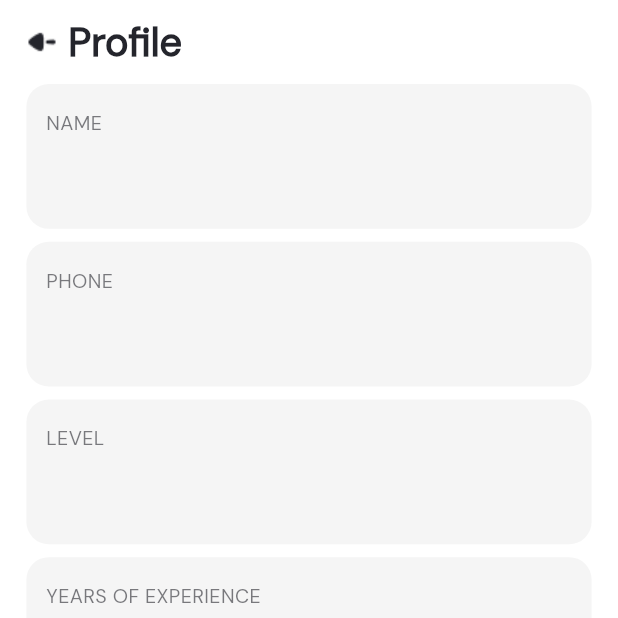
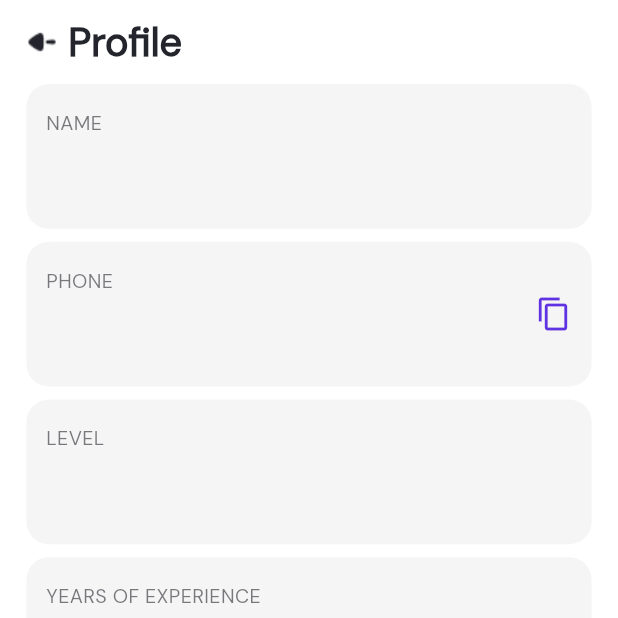
Before and after one commit to abdo2121nasser/todo_list_app, a Flutter app: the ProfileScreen screen opened directly, on a phone screen of 412 x 824 dp, the top half of it. Run offline on Flutter 3.47's test engine with Material 3 defaults, Android fonts, the phone set to English and light mode, and no system bars; our stand-ins replace bloc, device_preview, dio, flutter_bloc, flutter_screenutil, flutter_secure_storage and 3 more; accounts and stored records are empty; network calls fail.

Commit message:
finish profile screen

```diff
--- a/lib/cubits/profile_cubit/profile_cubit.dart
+++ b/lib/cubits/profile_cubit/profile_cubit.dart
@@ -33,7 +33,8 @@ class ProfileCubit extends Cubit<ProfileState> {
     String? token = await _getAccessToken();
     if (token == null) return;
     token =
-'eyJhbGciOiJIUzI1NiIsInR5cCI6IkpXVCJ9.eyJ1c2VySWQiOiI2NjQ5ZmIyZWVmMGJmOTNkZDAwNzExYmEiLCJpYXQiOjE3MjYxNzE4NDIsImV4cCI6MTcyNjE3MjQ0Mn0.u39A-fMgbt5muxv8VrK4ZBP2E0s1qMpqlUI3OhzZ5Zs';
+'eyJhbGciOiJIUzI1NiIsInR5cCI6IkpXVCJ9.eyJ1c2VySWQiOiI2NjQ5ZmIyZWVmMGJmOTNkZDAwNzExYmEiLCJpYXQiOjE3MjYzMDg0NzYsImV4cCI6MTcyNjMwOTA3Nn0.t13hkK6Iu3dudWvYe3kSXcmr3ejlu_j3HVIwtIlZde8';
+
     try {
       var response = await DioHelper.getData(
           url: StringManager.logic.kProfileEndPoint, token: token);
--- a/lib/recourses/blocks/profile_screen_blocks/personal_information_list_block.dart
+++ b/lib/recourses/blocks/profile_screen_blocks/personal_information_list_block.dart
@@ -23,6 +23,7 @@ class PersonalInformationListBlock extends StatelessWidget {
         itemBuilder: (context, index) => PersonalInformationContainerWidget(
               title: titles[index],
               subTitle: subTitles[index],
+          canBeCopy: index==1,
             ),
         separatorBuilder: (context, index) => SizedBox(
               height: AppVerticalSize.s8,
--- a/lib/recourses/blocks/profile_screen_blocks/widgets/personal_information_widget.dart
+++ b/lib/recourses/blocks/profile_screen_blocks/widgets/personal_information_widget.dart
@@ -1,5 +1,7 @@
 import 'package:flutter/material.dart';
+import 'package:flutter/services.dart';
 import 'package:todo_list_app/recourses/manager_files/color_manager.dart';
+import 'package:todo_list_app/recourses/manager_files/toast_massage_manager.dart';
 import 'package:todo_list_app/recourses/manager_files/values_manager.dart';
 
 import '../../../manager_files/font_manager.dart';
@@ -9,8 +11,11 @@ import 'content_information_widget.dart';
 class PersonalInformationContainerWidget extends StatelessWidget {
   final String title;
   final String subTitle;
+  final bool canBeCopy;
   const PersonalInformationContainerWidget(
-      {super.key, required this.title, required this.subTitle});
+      {super.key, required this.title, required this.subTitle,
+      required this.canBeCopy
+      });
 
   @override
   Widget build(BuildContext context) {
@@ -22,10 +27,29 @@ class PersonalInformationContainerWidget extends StatelessWidget {
       decoration: BoxDecoration(
           color: kLightGreyColor,
           borderRadius: BorderRadius.circular(AppRadiusSize.s14)),
-      child: ContentInformationWidget(
-        title: title,
-        subTitle: subTitle,
+      child: Row(
+        mainAxisAlignment: MainAxisAlignment.spaceBetween,
+        children: [
+          ContentInformationWidget(
+            title: title,
+            subTitle: subTitle,
+          ),
+          canBeCopy?
+          InkWell(
+              onTap: () async {
+                _copyToClipboard();
+              },
+              child: const Icon(Icons.copy,
+              color: kIndigoColor,
+              )):
+              const SizedBox()
+        ],
       ),
     );
   }
+
+  void _copyToClipboard() {
+    Clipboard.setData(ClipboardData(text: subTitle));
+    getToastMessage(message: 'copied');
+  }
 }
```
